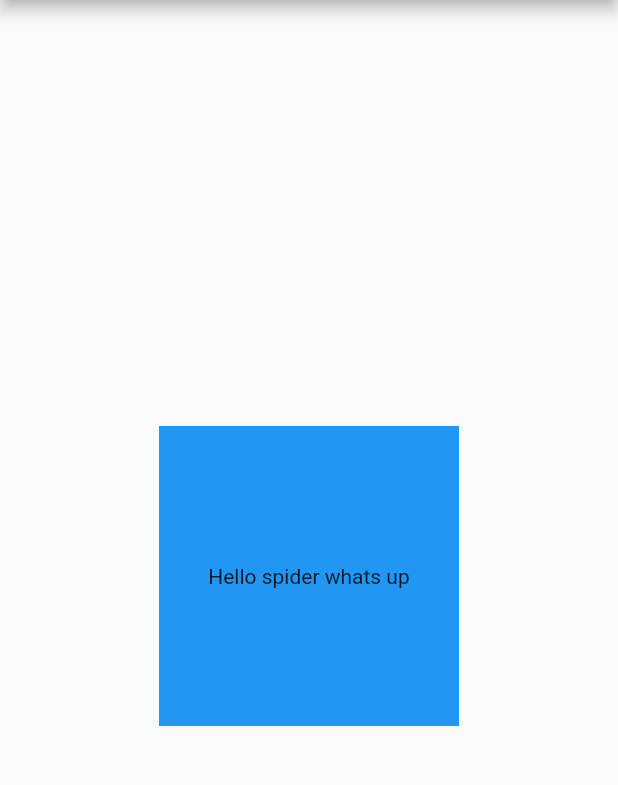
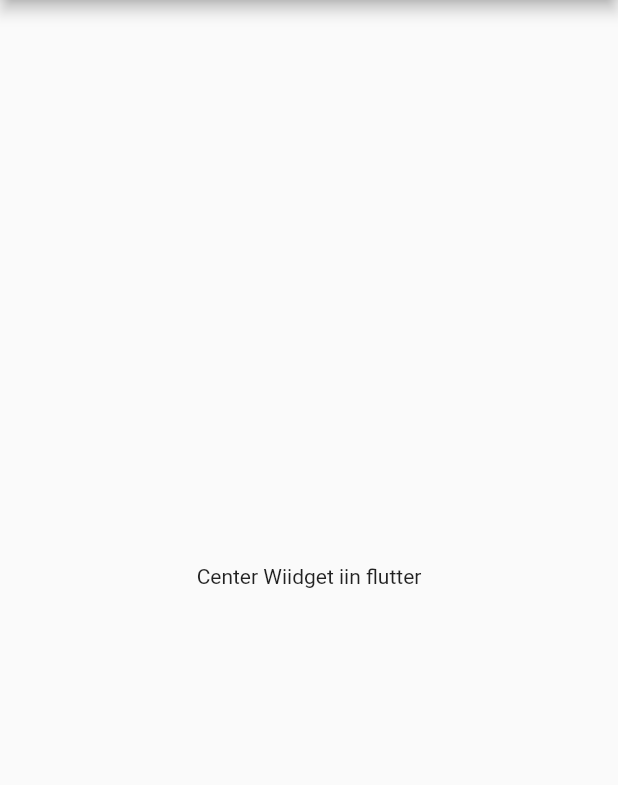
Before and after one commit to Spider-Calvin/MyFirst-Flutter-App, a Flutter app: the screen it shows after launch, on a phone screen of 412 x 824 dp, the part 84-869 px from its top. Run offline on Flutter 3.47's test engine with Material 2 defaults, Android fonts, the phone set to English and light mode, and no system bars.

Commit message:
Center widget in flutter

```diff
--- a/lib/main.dart
+++ b/lib/main.dart
@@ -38,12 +38,7 @@ class _MyHomePageState extends State<MyHomePage> {
         title: Text("My first coontaine"),
       ),
       body:Center(
-        child:Container(
-          height: 200,
-          width: 200,
-          color: Colors.blue,
-          child: Center(child: Text('Hello spider whats up')),
-        ),
+        child: Center(child: Text('Center Wiidget iin flutter')),
       )
     );
   }
```
